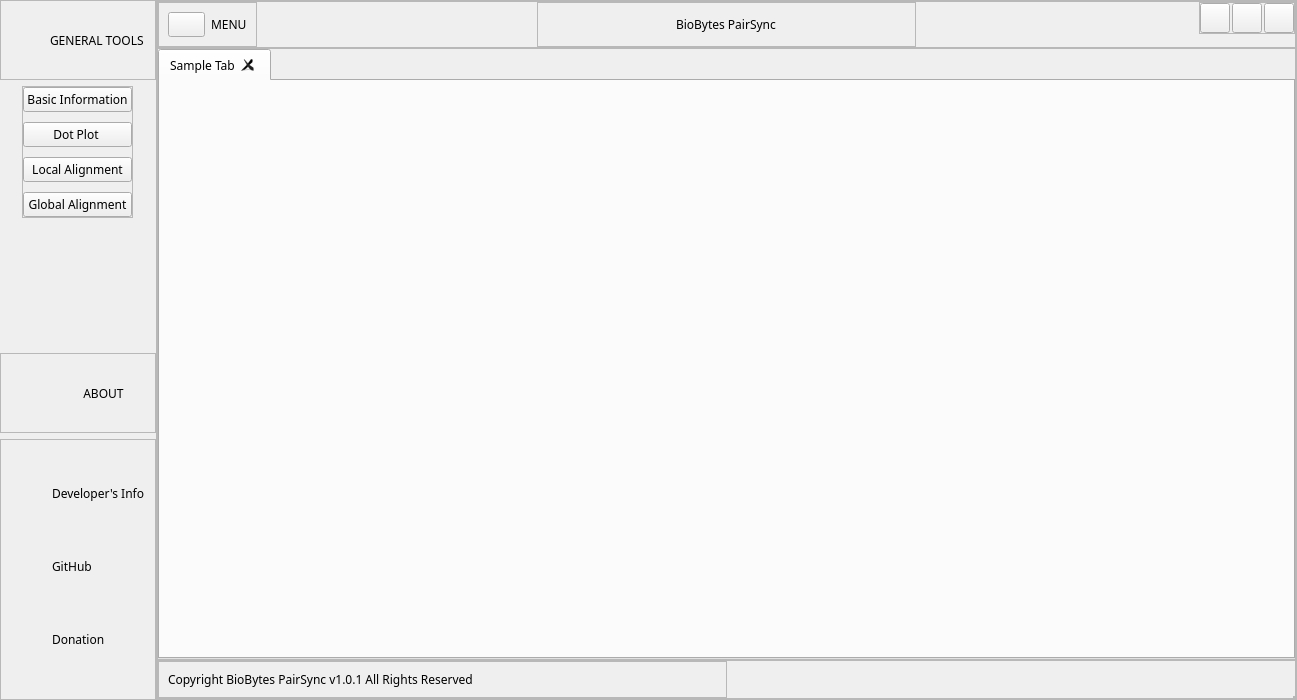
Before: the Qt Designer form ui/main_window.ui in bryancastillo10/BioBytes-PairSync, drawn with Qt 5.
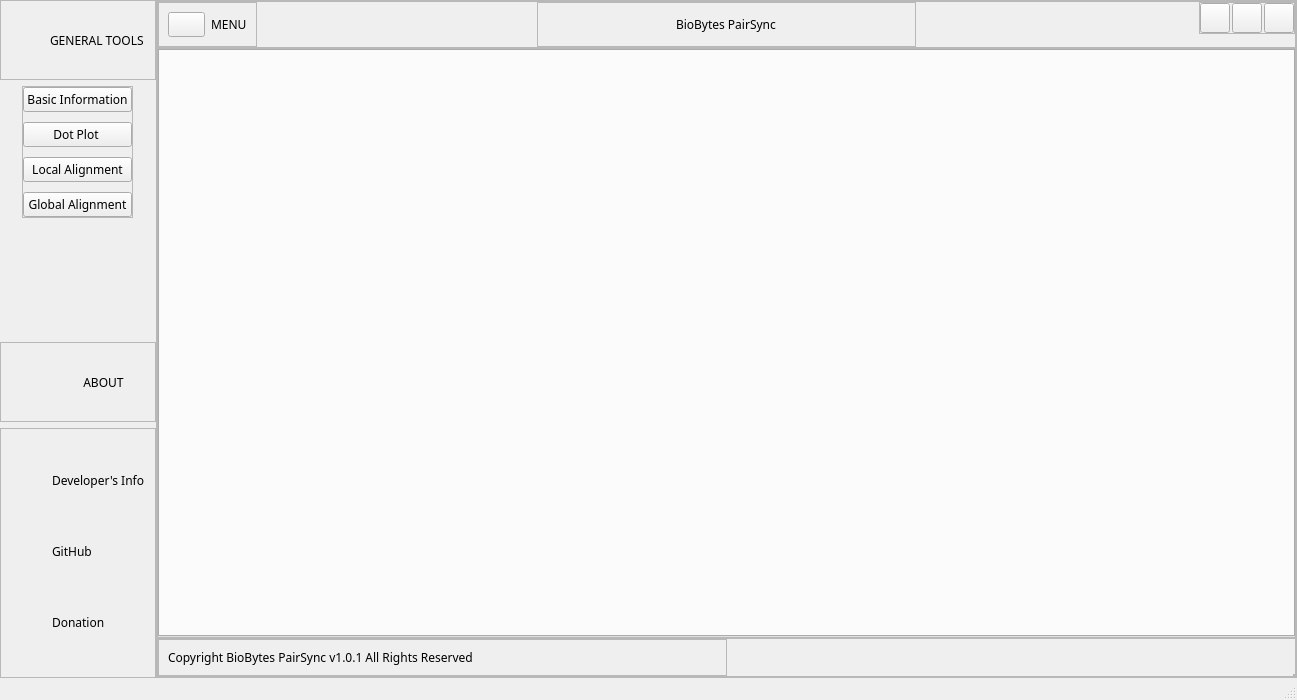
After: the same form once the commit is applied. Icons and pictures are not drawn.

Commit message: customized ui drag and max

Patch:
```diff
--- a/ui/main_window.ui
+++ b/ui/main_window.ui
@@ -693,11 +693,6 @@
             <property name="tabsClosable">
              <bool>true</bool>
             </property>
-            <widget class="QWidget" name="tab">
-             <attribute name="title">
-              <string>Sample Tab</string>
-             </attribute>
-            </widget>
            </widget>
           </item>
          </layout>
@@ -799,6 +794,7 @@
     </item>
    </layout>
   </widget>
+  <widget class="QStatusBar" name="statusBar"/>
  </widget>
  <resources>
   <include location="../static/resources_rc.qrc"/>
```
Left out of the diff: 2 changed lines with no effect on the pictures. The commit also changes 3 other files.
